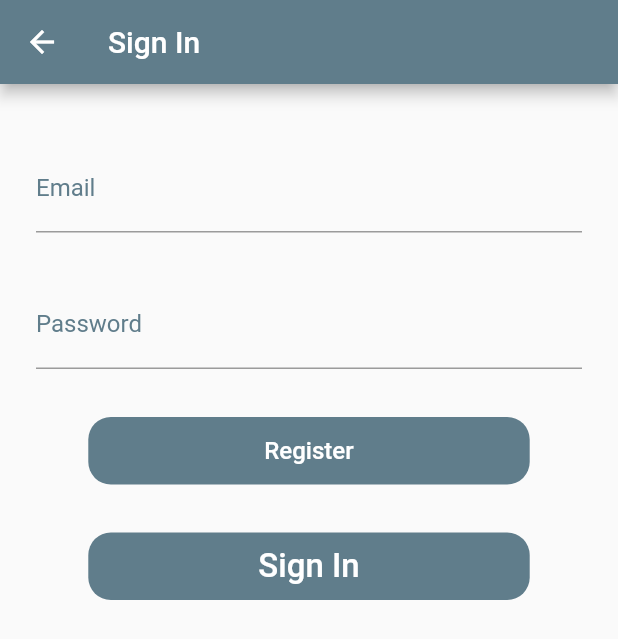
After one commit to SunilMadhyan/fitness_tracker, a Flutter app: the screen it shows after launch, in the side drawer, after a tap on "Sign In", on a phone screen of 412 x 824 dp. The commit adds this screen. Shown: the top 639 px of the screen. Run offline on Flutter 3.47's test engine with Material 2 defaults, Android fonts, the phone set to English and light mode, and no system bars; our stand-ins replace firebase_auth, firebase_core, shared_preferences; accounts and stored records are empty.

Commit message:
added fireauth authentication with email and password

```diff
--- /dev/null
+++ b/lib/data/fireauth_helper.dart
@@ -0,0 +1,31 @@
+import 'package:firebase_auth/firebase_auth.dart';
+
+Future<bool> signIn(String email, String password) async {
+  try {
+    await FirebaseAuth.instance
+        .signInWithEmailAndPassword(email: email, password: password);
+
+    return true;
+  } catch (e) {
+    print(e.toString());
+    return false;
+  }
+}
+
+Future<bool> register(String email, String password) async {
+  try {
+    await FirebaseAuth.instance
+        .createUserWithEmailAndPassword(email: email, password: password);
+    return true;
+  } on FirebaseAuthException catch (e) {
+    if (e.code == 'weak-password') {
+      print('The password provided is too weak.');
+    } else if (e.code == 'email-already-in-use') {
+      print('The account already exists for that email.');
+    }
+    return false;
+  } catch (e) {
+    print(e.toString());
+    return false;
+  }
+}
--- a/lib/main.dart
+++ b/lib/main.dart
@@ -1,12 +1,16 @@
 // ignore_for_file: prefer_const_constructors
 
+import 'package:fitness_tracker/screens/authentication.dart';
 import 'package:fitness_tracker/screens/bmi_screen.dart';
 import 'package:fitness_tracker/screens/intro_screen.dart';
 import 'package:fitness_tracker/screens/sessions_screen.dart';
 import 'package:fitness_tracker/screens/weather_screen.dart';
 import 'package:flutter/material.dart';
+import 'package:firebase_core/firebase_core.dart';
 
-void main() {
+void main() async {
+  WidgetsFlutterBinding.ensureInitialized();
+  await Firebase.initializeApp();
   runApp(MogambooApp());
 }
 
@@ -22,6 +26,7 @@ class MogambooApp extends StatelessWidget {
         '/bmi': (context) => BmiScreen(),
         '/weather': (context) => WeatherScreen(),
         '/training': (context) => SessionsScreen(),
+        '/login': (context) => Authentication()
       },
       initialRoute: '/',
       // home: IntroScreen()
--- /dev/null
+++ b/lib/screens/authentication.dart
@@ -0,0 +1,130 @@
+import 'package:fitness_tracker/data/fireauth_helper.dart';
+import 'package:fitness_tracker/data/sp_helper.dart';
+import 'package:fitness_tracker/screens/intro_screen.dart';
+import 'package:flutter/material.dart';
+
+class Authentication extends StatefulWidget {
+  const Authentication({Key? key}) : super(key: key);
+
+  @override
+  _AuthenticationState createState() => _AuthenticationState();
+}
+
+class _AuthenticationState extends State<Authentication> {
+  TextEditingController txtEmail = TextEditingController();
+  TextEditingController txtPassword = TextEditingController();
+  final SPHelper helper = SPHelper();
+  @override
+  Widget build(BuildContext context) {
+    return Scaffold(
+      appBar: AppBar(title: Text('Sign In')),
+      body: Container(
+          width: MediaQuery.of(context).size.width,
+          height: MediaQuery.of(context).size.height,
+          //decoration: BoxDecoration(color: Colors.blueAccent),
+          child: Padding(
+            padding: const EdgeInsets.all(24.0),
+            child: Column(
+              children: [
+                Padding(
+                  padding: const EdgeInsets.symmetric(vertical: 16.0),
+                  child: TextFormField(
+                    controller: txtEmail,
+                    decoration: InputDecoration(
+                        hintText: "Enter your email",
+                        hintStyle: TextStyle(color: Colors.blueGrey),
+                        labelText: 'Email',
+                        labelStyle: TextStyle(color: Colors.blueGrey)),
+                  ),
+                ),
+                Padding(
+                  padding: const EdgeInsets.symmetric(vertical: 16.0),
+                  child: TextFormField(
+                    obscureText: true,
+                    controller: txtPassword,
+                    decoration: InputDecoration(
+                        hintText: "Password",
+                        hintStyle: TextStyle(color: Colors.blueGrey),
+                        labelText: 'Password',
+                        labelStyle: TextStyle(color: Colors.blueGrey)),
+                  ),
+                ),
+                Padding(
+                  padding: const EdgeInsets.symmetric(vertical: 16.0),
+                  child: Container(
+                    width: MediaQuery.of(context).size.width / 1.4,
+                    height: 45,
+                    decoration: BoxDecoration(
+                      borderRadius: BorderRadius.circular(15.0),
+                      color: Colors.blueGrey,
+                    ),
+                    child: MaterialButton(
+                      onPressed: registerUser,
+                      child: Text(
+                        "Register",
+                        style: TextStyle(fontSize: 16.0, color: Colors.white),
+                      ),
+                    ),
+                  ),
+                ),
+                Padding(
+                  padding: const EdgeInsets.symmetric(vertical: 16.0),
+                  child: Container(
+                    width: MediaQuery.of(context).size.width / 1.4,
+                    height: 45,
+                    decoration: BoxDecoration(
+                      borderRadius: BorderRadius.circular(15.0),
+                      color: Colors.blueGrey,
+                    ),
+                    child: MaterialButton(
+                      onPressed: signInUser,
+                      child: Text(
+                        "Sign In",
+                        style: TextStyle(fontSize: 22.0, color: Colors.white),
+                      ),
+                    ),
+                  ),
+                )
+              ],
+            ),
+          )),
+    );
+  }
+
+  void registerUser() async {
+    bool shouldNavigate = await register(txtEmail.text, txtPassword.text);
+    if (shouldNavigate) {
+      helper.setEmailLink(txtEmail.text);
+      Navigator.of(context).pop();
+      _showToast("Registration Success.\nYour are now logged in");
+    } else {
+      _showToast("Registration Failed. Please retry.");
+    }
+  }
+
+  void signInUser() async {
+    bool shouldNavigate = await signIn(txtEmail.text, txtPassword.text);
+    if (shouldNavigate) {
+      helper.setEmailLink(txtEmail.text);
+      Navigator.of(context).pop();
+      Navigator.of(context).pop();
+      Navigator.of(context)
+          .push(MaterialPageRoute(builder: (context) => IntroScreen()));
+
+      _showToast("Your are now logged in");
+    } else {
+      _showToast("Please retry.");
+    }
+  }
+
+  void _showToast(String message) {
+    final scaffold = ScaffoldMessenger.of(context);
+    scaffold.showSnackBar(
+      SnackBar(
+        content: Text(message),
+        action: SnackBarAction(
+            label: 'Cool!', onPressed: scaffold.hideCurrentSnackBar),
+      ),
+    );
+  }
+}
--- a/lib/shared/menu_drawer.dart
+++ b/lib/shared/menu_drawer.dart
@@ -1,13 +1,46 @@
 // ignore_for_file: prefer_const_constructors
 
+import 'package:firebase_auth/firebase_auth.dart';
+import 'package:fitness_tracker/data/sp_helper.dart';
+import 'package:fitness_tracker/screens/authentication.dart';
 import 'package:fitness_tracker/screens/sessions_screen.dart';
 import 'package:fitness_tracker/screens/weather_screen.dart';
 import 'package:flutter/material.dart';
 import '../screens/bmi_screen.dart';
 import '../screens/intro_screen.dart';
 
-class MenuDrawer extends StatelessWidget {
+class MenuDrawer extends StatefulWidget {
   const MenuDrawer({Key? key}) : super(key: key);
+
+  @override
+  State<MenuDrawer> createState() => _MenuDrawerState();
+}
+
+class _MenuDrawerState extends State<MenuDrawer> {
+  bool isLoggedIn = false;
+  List<String> menuTitles = [];
+  final SPHelper helper = SPHelper();
+
+  @override
+  void initState() {
+    helper.init().then((_) {
+      updateScreen();
+    });
+    super.initState();
+  }
+
+  @override
+  void dispose() {
+    isLoggedIn = FirebaseAuth.instance.currentUser != null ? true : false;
+    menuTitles = [
+      'Home',
+      'BMI Calculator',
+      'Weather',
+      'Training',
+      isLoggedIn ? 'Sign Out' : 'Sign In'
+    ];
+    super.dispose();
+  }
 
   @override
   Widget build(BuildContext context) {
@@ -18,13 +51,6 @@ class MenuDrawer extends StatelessWidget {
   }
 
   List<Widget> buildMenuItems(BuildContext context) {
-    final List<String> menuTitles = [
-      'Home',
-      'BMI Calculator',
-      'Weather',
-      'Training'
-    ];
-
     List<Widget> menuItems = [];
     menuItems.add(DrawerHeader(
         decoration: BoxDecoration(color: Colors.blueGrey),
@@ -36,6 +62,13 @@ class MenuDrawer extends StatelessWidget {
       menuItems.add(ListTile(
           title: Text(element, style: TextStyle(fontSize: 18)),
           onTap: () {
+            Navigator.of(context).pop();
+            if (isLoggedIn == false &&
+                element != 'Sign Out' &&
+                element != 'Sign In') {
+              _showToast('Please login first.');
+              return;
+            }
             switch (element) {
               case 'Home':
                 screen = IntroScreen();
@@ -49,13 +82,44 @@ class MenuDrawer extends StatelessWidget {
               case 'Training':
                 screen = SessionsScreen();
                 break;
+              case 'Sign In':
+                screen = Authentication();
+                break;
+              case 'Sign Out':
+                FirebaseAuth.instance
+                    .signOut()
+                    .then((_) => _showToast('Successfuly signed out.'));
+                updateScreen();
+                screen = IntroScreen();
+                break;
             }
-            Navigator.of(context).pop();
             Navigator.of(context)
                 .push(MaterialPageRoute(builder: (context) => screen));
           }));
     }
-
     return menuItems;
   }
+
+  void updateScreen() {
+    isLoggedIn = FirebaseAuth.instance.currentUser != null ? true : false;
+    menuTitles = [
+      'Home',
+      'BMI Calculator',
+      'Weather',
+      'Training',
+      isLoggedIn ? 'Sign Out' : 'Sign In'
+    ];
+    setState(() {});
+  }
+
+  void _showToast(String message) {
+    final scaffold = ScaffoldMessenger.of(context);
+    scaffold.showSnackBar(
+      SnackBar(
+        content: Text(message),
+        action: SnackBarAction(
+            label: 'okie!', onPressed: scaffold.hideCurrentSnackBar),
+      ),
+    );
+  }
 }
--- a/pubspec.yaml
+++ b/pubspec.yaml
@@ -31,6 +31,10 @@ dependencies:
     sdk: flutter
   http: ^0.13.4
   shared_preferences: ^2.0.11
+  #Flutter firebase dependencies
+  firebase_core: ^1.10.6
+  firebase_auth: ^3.3.4
+  cloud_firestore: ^3.1.5
 
   # The following adds the Cupertino Icons font to your application.
   # Use with the CupertinoIcons class for iOS style icons.
```
Also changed, not shown: lib/data/sp_helper.dart (+9 -1 lines), pubspec.lock, 3 other files.
